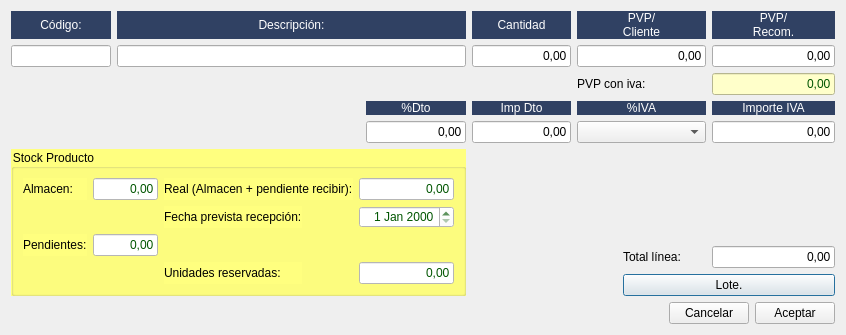
Before: the Qt Designer form Auxiliares/frmeditline.ui in arcnexus/RedFoX, drawn with Qt 5.
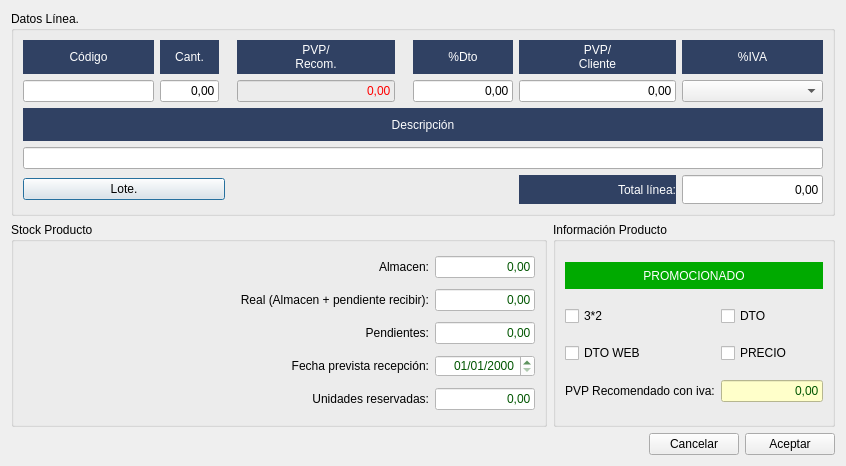
After: the same form once the commit is applied. Icons and pictures are not drawn.

Commit message: edicion lineas

```diff
--- a/Auxiliares/frmeditline.ui
+++ b/Auxiliares/frmeditline.ui
@@ -7,7 +7,7 @@
     <x>0</x>
     <y>0</y>
     <width>846</width>
-    <height>329</height>
+    <height>466</height>
    </rect>
   </property>
   <property name="windowTitle">
@@ -17,12 +17,150 @@
    <iconset resource="../maya.qrc">
     <normaloff>:/Icons/PNG/redfox.png</normaloff>:/Icons/PNG/redfox.png</iconset>
   </property>
+  <layout class="QGridLayout" name="gridLayout_3">
+   <item row="0" column="0" colspan="4">
+    <widget class="QGroupBox" name="groupBox_2">
+     <property name="title">
+      <string>Datos Línea.</string>
+     </property>
   <layout class="QGridLayout" name="gridLayout">
-   <item row="1" column="4">
+      <item row="5" column="9">
+       <widget class="QLineEdit" name="txt_tota_linea">
+        <property name="minimumSize">
+         <size>
+          <width>0</width>
+          <height>29</height>
+         </size>
+        </property>
+        <property name="maximumSize">
+         <size>
+          <width>141</width>
+          <height>16777215</height>
+         </size>
+        </property>
+        <property name="styleSheet">
+         <string notr="true">font: 18pt &quot;Sans Serif&quot;;</string>
+        </property>
+        <property name="text">
+         <string>0,00</string>
+        </property>
+        <property name="alignment">
+         <set>Qt::AlignRight|Qt::AlignTrailing|Qt::AlignVCenter</set>
+        </property>
+       </widget>
+      </item>
+      <item row="0" column="1">
+       <widget class="QLabel" name="label_3">
+        <property name="maximumSize">
+         <size>
+          <width>59</width>
+          <height>16777215</height>
+         </size>
+        </property>
+        <property name="styleSheet">
+         <string notr="true">background-color: #304163;	
+font: 14pt &quot;Sans Serif&quot;;
+color: rgb(255,255,255);</string>
+        </property>
+        <property name="text">
+         <string>Cant.</string>
+        </property>
+        <property name="alignment">
+         <set>Qt::AlignCenter</set>
+        </property>
+       </widget>
+      </item>
+      <item row="4" column="0" colspan="10">
+       <widget class="QLineEdit" name="txtDescripcion"/>
+      </item>
+      <item row="3" column="0" colspan="10">
+       <widget class="QLabel" name="label_2">
+        <property name="styleSheet">
+         <string notr="true">background-color: #304163;	
+font: 14pt &quot;Sans Serif&quot;;
+color: rgb(255,255,255);</string>
+        </property>
+        <property name="text">
+         <string>Descripción</string>
+        </property>
+        <property name="alignment">
+         <set>Qt::AlignCenter</set>
+        </property>
+       </widget>
+      </item>
+      <item row="0" column="4">
+       <widget class="QLabel" name="label_5">
+        <property name="styleSheet">
+         <string notr="true">background-color: #304163;	
+font: 14pt &quot;Sans Serif&quot;;
+color: rgb(255,255,255);</string>
+        </property>
+        <property name="text">
+         <string>PVP/
+Recom.</string>
+        </property>
+        <property name="alignment">
+         <set>Qt::AlignCenter</set>
+        </property>
+       </widget>
+      </item>
+      <item row="1" column="0">
+       <widget class="QLineEdit" name="txtCodigo">
+        <property name="minimumSize">
+         <size>
+          <width>131</width>
+          <height>0</height>
+         </size>
+        </property>
+        <property name="maximumSize">
+         <size>
+          <width>100</width>
+          <height>16777215</height>
+         </size>
+        </property>
+       </widget>
+      </item>
+      <item row="0" column="7">
+       <widget class="QLabel" name="label_6">
+        <property name="maximumSize">
+         <size>
+          <width>100</width>
+          <height>16777215</height>
+         </size>
+        </property>
+        <property name="styleSheet">
+         <string notr="true">background-color: #304163;	
+font: 14pt &quot;Sans Serif&quot;;
+color: rgb(255,255,255);</string>
+        </property>
+        <property name="text">
+         <string>%Dto</string>
+        </property>
+        <property name="alignment">
+         <set>Qt::AlignCenter</set>
+        </property>
+       </widget>
+      </item>
+      <item row="0" column="9">
+       <widget class="QLabel" name="label_8">
+        <property name="styleSheet">
+         <string notr="true">background-color: #304163;	
+font: 14pt &quot;Sans Serif&quot;;
+color: rgb(255,255,255);</string>
+        </property>
+        <property name="text">
+         <string>%IVA</string>
+        </property>
+        <property name="alignment">
+         <set>Qt::AlignCenter</set>
+        </property>
+       </widget>
+      </item>
+      <item row="1" column="1">
     <widget class="QLineEdit" name="txtCantidad">
      <property name="maximumSize">
       <size>
-       <width>128</width>
+          <width>59</width>
        <height>16777215</height>
       </size>
      </property>
@@ -34,7 +172,7 @@
      </property>
     </widget>
    </item>
-   <item row="7" column="6" colspan="4">
+      <item row="5" column="0" colspan="3">
     <widget class="QPushButton" name="btnLote">
      <property name="text">
       <string>Lote.</string>
@@ -51,123 +189,14 @@
      </property>
     </widget>
    </item>
-   <item row="0" column="5" colspan="3">
-    <widget class="QLabel" name="label_4">
-     <property name="styleSheet">
-      <string notr="true">background-color: #304163;	
-font: 14pt &quot;Sans Serif&quot;;
-color: rgb(255,255,255);</string>
-     </property>
-     <property name="text">
-      <string>PVP/
-Cliente</string>
-     </property>
-     <property name="alignment">
-      <set>Qt::AlignCenter</set>
-     </property>
-    </widget>
-   </item>
-   <item row="4" column="4">
-    <widget class="QLineEdit" name="txtImp_dto">
-     <property name="maximumSize">
-      <size>
-       <width>128</width>
-       <height>16777215</height>
-      </size>
-     </property>
-     <property name="text">
-      <string>0,00</string>
-     </property>
-     <property name="alignment">
-      <set>Qt::AlignRight|Qt::AlignTrailing|Qt::AlignVCenter</set>
-     </property>
-    </widget>
-   </item>
-   <item row="8" column="0" colspan="7">
-    <spacer name="horizontalSpacer">
-     <property name="orientation">
-      <enum>Qt::Horizontal</enum>
-     </property>
-     <property name="sizeHint" stdset="0">
-      <size>
-       <width>636</width>
-       <height>20</height>
-      </size>
-     </property>
-    </spacer>
-   </item>
-   <item row="0" column="1" colspan="3">
-    <widget class="QLabel" name="label_2">
+      <item row="1" column="4">
+       <widget class="QLineEdit" name="txtPvp_recomendado">
+        <property name="enabled">
+         <bool>false</bool>
+        </property>
      <property name="styleSheet">
-      <string notr="true">background-color: #304163;	
-font: 14pt &quot;Sans Serif&quot;;
-color: rgb(255,255,255);</string>
-     </property>
-     <property name="text">
-      <string>Descripción:</string>
-     </property>
-     <property name="alignment">
-      <set>Qt::AlignCenter</set>
-     </property>
-    </widget>
-   </item>
-   <item row="8" column="7" colspan="2">
-    <widget class="QPushButton" name="btnCancelar">
-     <property name="text">
-      <string>Cancelar</string>
-     </property>
-     <property name="icon">
-      <iconset resource="../maya.qrc">
-       <normaloff>:/Icons/PNG/close.png</normaloff>:/Icons/PNG/close.png</iconset>
-     </property>
-    </widget>
-   </item>
-   <item row="8" column="9">
-    <widget class="QPushButton" name="btnAceptar">
-     <property name="text">
-      <string>Aceptar</string>
-     </property>
-     <property name="icon">
-      <iconset resource="../maya.qrc">
-       <normaloff>:/Icons/PNG/OK.png</normaloff>:/Icons/PNG/OK.png</iconset>
-     </property>
-    </widget>
-   </item>
-   <item row="3" column="4">
-    <widget class="QLabel" name="label_7">
-     <property name="maximumSize">
-      <size>
-       <width>128</width>
-       <height>16777215</height>
-      </size>
-     </property>
-     <property name="styleSheet">
-      <string notr="true">background-color: #304163;	
-font: 14pt &quot;Sans Serif&quot;;
-color: rgb(255,255,255);</string>
-     </property>
-     <property name="text">
-      <string>Imp Dto</string>
-     </property>
-     <property name="alignment">
-      <set>Qt::AlignCenter</set>
-     </property>
-    </widget>
-   </item>
-   <item row="4" column="8" colspan="2">
-    <widget class="QLineEdit" name="txtImporte_iva">
-     <property name="text">
-      <string>0,00</string>
-     </property>
-     <property name="alignment">
-      <set>Qt::AlignRight|Qt::AlignTrailing|Qt::AlignVCenter</set>
-     </property>
-    </widget>
-   </item>
-   <item row="6" column="8" colspan="2">
-    <widget class="QLineEdit" name="txt_tota_linea">
-     <property name="styleSheet">
-      <string notr="true">font: 18pt &quot;Sans Serif&quot;;</string>
+         <string notr="true">background-color: rgb(236, 236, 236);
+color: rgb(255, 0, 0);</string>
      </property>
      <property name="text">
       <string>0,00</string>
@@ -179,42 +208,12 @@
    </item>
    <item row="0" column="0">
     <widget class="QLabel" name="label">
-     <property name="maximumSize">
+        <property name="minimumSize">
       <size>
-       <width>100</width>
-       <height>16777215</height>
-      </size>
-     </property>
-     <property name="styleSheet">
-      <string notr="true">background-color: #304163;	
-font: 14pt &quot;Sans Serif&quot;;
-color: rgb(255,255,255);</string>
-     </property>
-     <property name="text">
-      <string>Código:</string>
-     </property>
-     <property name="alignment">
-      <set>Qt::AlignCenter</set>
-     </property>
-    </widget>
-   </item>
-   <item row="3" column="8" colspan="2">
-    <widget class="QLabel" name="label_9">
-     <property name="styleSheet">
-      <string notr="true">background-color: #304163;	
-font: 14pt &quot;Sans Serif&quot;;
-color: rgb(255,255,255);</string>
-     </property>
-     <property name="text">
-      <string>Importe IVA</string>
-     </property>
-     <property name="alignment">
-      <set>Qt::AlignCenter</set>
-     </property>
-    </widget>
-   </item>
-   <item row="3" column="3">
-    <widget class="QLabel" name="label_6">
+          <width>131</width>
+          <height>0</height>
+         </size>
+        </property>
      <property name="maximumSize">
       <size>
        <width>100</width>
@@ -227,151 +226,100 @@
 color: rgb(255,255,255);</string>
      </property>
      <property name="text">
-      <string>%Dto</string>
+         <string>Código</string>
      </property>
      <property name="alignment">
       <set>Qt::AlignCenter</set>
      </property>
     </widget>
    </item>
-   <item row="3" column="5" colspan="3">
-    <widget class="QLabel" name="label_8">
-     <property name="styleSheet">
-      <string notr="true">background-color: #304163;	
-font: 14pt &quot;Sans Serif&quot;;
-color: rgb(255,255,255);</string>
-     </property>
-     <property name="text">
-      <string>%IVA</string>
-     </property>
-     <property name="alignment">
-      <set>Qt::AlignCenter</set>
-     </property>
-    </widget>
-   </item>
-   <item row="0" column="8" colspan="2">
-    <widget class="QLabel" name="label_5">
-     <property name="styleSheet">
-      <string notr="true">background-color: #304163;	
-font: 14pt &quot;Sans Serif&quot;;
-color: rgb(255,255,255);</string>
-     </property>
-     <property name="text">
-      <string>PVP/
-Recom.</string>
-     </property>
-     <property name="alignment">
-      <set>Qt::AlignCenter</set>
-     </property>
-    </widget>
-   </item>
-   <item row="1" column="0">
-    <widget class="QLineEdit" name="txtCodigo">
-     <property name="maximumSize">
-      <size>
-       <width>100</width>
-       <height>16777215</height>
-      </size>
-     </property>
-    </widget>
-   </item>
-   <item row="4" column="3">
-    <widget class="QLineEdit" name="txtPorc_dto">
-     <property name="maximumSize">
-      <size>
-       <width>100</width>
-       <height>16777215</height>
-      </size>
-     </property>
-     <property name="text">
-      <string>0,00</string>
-     </property>
-     <property name="alignment">
-      <set>Qt::AlignRight|Qt::AlignTrailing|Qt::AlignVCenter</set>
-     </property>
-    </widget>
-   </item>
-   <item row="4" column="5" colspan="3">
+      <item row="1" column="9">
     <widget class="QComboBox" name="cboIva"/>
    </item>
-   <item row="5" column="4">
-    <spacer name="verticalSpacer">
-     <property name="orientation">
-      <enum>Qt::Vertical</enum>
-     </property>
-     <property name="sizeHint" stdset="0">
+      <item row="1" column="7">
+       <widget class="QLineEdit" name="txtPorc_dto">
+        <property name="maximumSize">
       <size>
-       <width>20</width>
-       <height>40</height>
-      </size>
-     </property>
-    </spacer>
-   </item>
-   <item row="1" column="1" colspan="3">
-    <widget class="QLineEdit" name="txtDescripcion"/>
-   </item>
-   <item row="5" column="0" rowspan="3" colspan="4">
+          <width>100</width>
+          <height>16777215</height>
+         </size>
+        </property>
+        <property name="text">
+         <string>0,00</string>
+        </property>
+        <property name="alignment">
+         <set>Qt::AlignRight|Qt::AlignTrailing|Qt::AlignVCenter</set>
+        </property>
+       </widget>
+      </item>
+      <item row="0" column="8">
+       <widget class="QLabel" name="label_4">
+        <property name="styleSheet">
+         <string notr="true">background-color: #304163;	
+font: 14pt &quot;Sans Serif&quot;;
+color: rgb(255,255,255);</string>
+        </property>
+        <property name="text">
+         <string>PVP/
+Cliente</string>
+        </property>
+        <property name="alignment">
+         <set>Qt::AlignCenter</set>
+        </property>
+       </widget>
+      </item>
+      <item row="1" column="8">
+       <widget class="QLineEdit" name="txtPVP">
+        <property name="text">
+         <string>0,00</string>
+        </property>
+        <property name="alignment">
+         <set>Qt::AlignRight|Qt::AlignTrailing|Qt::AlignVCenter</set>
+        </property>
+       </widget>
+      </item>
+      <item row="5" column="8">
+       <widget class="QLabel" name="label_10">
+        <property name="styleSheet">
+         <string notr="true">background-color: #304163;	
+font: 14pt &quot;Sans Serif&quot;;
+color: rgb(255,255,255);</string>
+        </property>
+        <property name="text">
+         <string>Total línea:</string>
+        </property>
+        <property name="alignment">
+         <set>Qt::AlignRight|Qt::AlignTrailing|Qt::AlignVCenter</set>
+        </property>
+       </widget>
+      </item>
+     </layout>
+    </widget>
+   </item>
+   <item row="1" column="0">
     <widget class="QGroupBox" name="groupBox">
-     <property name="styleSheet">
-      <string notr="true">background-color: rgb(255, 255, 127);</string>
-     </property>
      <property name="title">
       <string>Stock Producto</string>
      </property>
      <layout class="QGridLayout" name="gridLayout_2">
-      <item row="0" column="0">
-       <widget class="QLabel" name="label_11">
-        <property name="text">
-         <string>Almacen:</string>
-        </property>
-       </widget>
-      </item>
-      <item row="0" column="1">
-       <widget class="QLineEdit" name="lineEdit_10">
-        <property name="enabled">
-         <bool>false</bool>
-        </property>
-        <property name="styleSheet">
-         <string notr="true">background-color: rgb(255, 255, 255);
-color: rgb(0, 85, 0);</string>
-        </property>
-        <property name="text">
-         <string>0,00</string>
-        </property>
-        <property name="alignment">
-         <set>Qt::AlignRight|Qt::AlignTrailing|Qt::AlignVCenter</set>
-        </property>
-       </widget>
-      </item>
-      <item row="0" column="2" colspan="2">
-       <widget class="QLabel" name="label_12">
-        <property name="text">
-         <string>Real (Almacen + pendiente recibir):</string>
-        </property>
-       </widget>
-      </item>
-      <item row="0" column="4">
-       <widget class="QLineEdit" name="lineEdit_11">
-        <property name="enabled">
-         <bool>false</bool>
-        </property>
-        <property name="styleSheet">
-         <string notr="true">background-color: rgb(255, 255, 255);
-color: rgb(0, 85, 0);</string>
-        </property>
-        <property name="text">
-         <string>0,00</string>
-        </property>
-        <property name="alignment">
-         <set>Qt::AlignRight|Qt::AlignTrailing|Qt::AlignVCenter</set>
-        </property>
-       </widget>
-      </item>
       <item row="2" column="0">
        <widget class="QLabel" name="label_13">
         <property name="text">
          <string>Pendientes:</string>
         </property>
+        <property name="alignment">
+         <set>Qt::AlignRight|Qt::AlignTrailing|Qt::AlignVCenter</set>
+        </property>
+       </widget>
+      </item>
+      <item row="1" column="0">
+       <widget class="QLabel" name="label_12">
+        <property name="text">
+         <string>Real (Almacen + pendiente recibir):</string>
+        </property>
+        <property name="alignment">
+         <set>Qt::AlignRight|Qt::AlignTrailing|Qt::AlignVCenter</set>
+        </property>
        </widget>
       </item>
       <item row="2" column="1">
@@ -379,6 +327,18 @@
         <property name="enabled">
          <bool>false</bool>
         </property>
+        <property name="minimumSize">
+         <size>
+          <width>56</width>
+          <height>0</height>
+         </size>
+        </property>
+        <property name="maximumSize">
+         <size>
+          <width>100</width>
+          <height>16777215</height>
+         </size>
+        </property>
         <property name="styleSheet">
          <string notr="true">background-color: rgb(255, 255, 255);
 color: rgb(0, 85, 0);</string>
@@ -391,35 +351,40 @@
         </property>
        </widget>
       </item>
-      <item row="3" column="2">
-       <widget class="QLabel" name="label_15">
-        <property name="text">
-         <string>Unidades reservadas:</string>
-        </property>
-       </widget>
-      </item>
-      <item row="3" column="4">
-       <widget class="QLineEdit" name="lineEdit_13">
+      <item row="3" column="1">
+       <widget class="QDateEdit" name="dateFecha_recepcion">
         <property name="enabled">
          <bool>false</bool>
         </property>
+        <property name="maximumSize">
+         <size>
+          <width>100</width>
+          <height>16777215</height>
+         </size>
+        </property>
         <property name="styleSheet">
          <string notr="true">background-color: rgb(255, 255, 255);
 color: rgb(0, 85, 0);</string>
         </property>
-        <property name="text">
-         <string>0,00</string>
-        </property>
         <property name="alignment">
          <set>Qt::AlignRight|Qt::AlignTrailing|Qt::AlignVCenter</set>
         </property>
+        <property name="displayFormat">
+         <string>dd/MM/yyyy</string>
+        </property>
        </widget>
       </item>
-      <item row="1" column="4">
-       <widget class="QDateEdit" name="dateEdit">
+      <item row="0" column="1">
+       <widget class="QLineEdit" name="txtStockAlmacen">
         <property name="enabled">
          <bool>false</bool>
         </property>
+        <property name="minimumSize">
+         <size>
+          <width>56</width>
+          <height>0</height>
+         </size>
+        </property>
         <property name="maximumSize">
          <size>
           <width>100</width>
@@ -430,70 +395,116 @@
          <string notr="true">background-color: rgb(255, 255, 255);
 color: rgb(0, 85, 0);</string>
         </property>
+        <property name="text">
+         <string>0,00</string>
+        </property>
         <property name="alignment">
          <set>Qt::AlignRight|Qt::AlignTrailing|Qt::AlignVCenter</set>
         </property>
        </widget>
       </item>
-      <item row="1" column="2">
+      <item row="3" column="0">
        <widget class="QLabel" name="label_14">
         <property name="text">
          <string>Fecha prevista recepción:</string>
         </property>
+        <property name="alignment">
+         <set>Qt::AlignRight|Qt::AlignTrailing|Qt::AlignVCenter</set>
+        </property>
+       </widget>
+      </item>
+      <item row="1" column="1">
+       <widget class="QLineEdit" name="txtStock_real">
+        <property name="enabled">
+         <bool>false</bool>
+        </property>
+        <property name="minimumSize">
+         <size>
+          <width>56</width>
+          <height>0</height>
+         </size>
+        </property>
+        <property name="maximumSize">
+         <size>
+          <width>100</width>
+          <height>16777215</height>
+         </size>
+        </property>
+        <property name="styleSheet">
+         <string notr="true">background-color: rgb(255, 255, 255);
+color: rgb(0, 85, 0);</string>
+        </property>
+        <property name="text">
+         <string>0,00</string>
+        </property>
+        <property name="alignment">
+         <set>Qt::AlignRight|Qt::AlignTrailing|Qt::AlignVCenter</set>
+        </property>
+       </widget>
+      </item>
+      <item row="0" column="0">
+       <widget class="QLabel" name="label_11">
+        <property name="text">
+         <string>Almacen:</string>
+        </property>
+        <property name="alignment">
+         <set>Qt::AlignRight|Qt::AlignTrailing|Qt::AlignVCenter</set>
+        </property>
+       </widget>
+      </item>
+      <item row="4" column="0">
+       <widget class="QLabel" name="label_15">
+        <property name="text">
+         <string>Unidades reservadas:</string>
+        </property>
+        <property name="alignment">
+         <set>Qt::AlignRight|Qt::AlignTrailing|Qt::AlignVCenter</set>
+        </property>
+       </widget>
+      </item>
+      <item row="4" column="1">
+       <widget class="QLineEdit" name="txtUnidades_reservadas">
+        <property name="enabled">
+         <bool>false</bool>
+        </property>
+        <property name="maximumSize">
+         <size>
+          <width>100</width>
+          <height>16777215</height>
+         </size>
+        </property>
+        <property name="styleSheet">
+         <string notr="true">background-color: rgb(255, 255, 255);
+color: rgb(0, 85, 0);</string>
+        </property>
+        <property name="text">
+         <string>0,00</string>
+        </property>
+        <property name="alignment">
+         <set>Qt::AlignRight|Qt::AlignTrailing|Qt::AlignVCenter</set>
+        </property>
        </widget>
       </item>
      </layout>
     </widget>
    </item>
-   <item row="0" column="4">
-    <widget class="QLabel" name="label_3">
-     <property name="maximumSize">
-      <size>
-       <width>128</width>
-       <height>16777215</height>
-      </size>
+   <item row="1" column="1" colspan="3">
+    <widget class="QGroupBox" name="groupBox_3">
+     <property name="title">
+      <string>Información Producto</string>
      </property>
-     <property name="styleSheet">
-      <string notr="true">background-color: #304163;	
-font: 14pt &quot;Sans Serif&quot;;
-color: rgb(255,255,255);</string>
+     <layout class="QGridLayout" name="gridLayout_4">
+      <item row="1" column="0">
+       <widget class="QCheckBox" name="chk3_2">
+        <property name="enabled">
+         <bool>true</bool>
      </property>
      <property name="text">
-      <string>Cantidad</string>
-     </property>
-     <property name="alignment">
-      <set>Qt::AlignCenter</set>
-     </property>
-    </widget>
-   </item>
-   <item row="1" column="8" colspan="2">
-    <widget class="QLineEdit" name="txtPvp_recomendado">
-     <property name="text">
-      <string>0,00</string>
-     </property>
-     <property name="alignment">
-      <set>Qt::AlignRight|Qt::AlignTrailing|Qt::AlignVCenter</set>
-     </property>
-    </widget>
-   </item>
-   <item row="6" column="6" colspan="2">
-    <widget class="QLabel" name="label_10">
-     <property name="text">
-      <string>Total línea:</string>
-     </property>
-    </widget>
-   </item>
-   <item row="1" column="5" colspan="3">
-    <widget class="QLineEdit" name="txtPVP">
-     <property name="text">
-      <string>0,00</string>
-     </property>
-     <property name="alignment">
-      <set>Qt::AlignRight|Qt::AlignTrailing|Qt::AlignVCenter</set>
-     </property>
-    </widget>
-   </item>
-   <item row="2" column="8" colspan="2">
+         <string>3*2</string>
+        </property>
+       </widget>
+      </item>
+      <item row="3" column="1">
     <widget class="QLineEdit" name="txtPvp_conIva">
      <property name="enabled">
       <bool>false</bool>
@@ -510,15 +521,127 @@
      </property>
     </widget>
    </item>
-   <item row="2" column="5" colspan="3">
+      <item row="0" column="0" colspan="2">
+       <widget class="QLabel" name="lblpromocionado">
+        <property name="enabled">
+         <bool>true</bool>
+        </property>
+        <property name="maximumSize">
+         <size>
+          <width>16777215</width>
+          <height>27</height>
+         </size>
+        </property>
+        <property name="styleSheet">
+         <string notr="true">background-color: rgb(0, 170, 0);
+color: rgb(255, 255, 255);</string>
+        </property>
+        <property name="text">
+         <string>PROMOCIONADO</string>
+        </property>
+        <property name="alignment">
+         <set>Qt::AlignCenter</set>
+        </property>
+       </widget>
+      </item>
+      <item row="1" column="1">
+       <widget class="QCheckBox" name="chkdto">
+        <property name="enabled">
+         <bool>true</bool>
+        </property>
+        <property name="text">
+         <string>DTO</string>
+        </property>
+       </widget>
+      </item>
+      <item row="3" column="0">
     <widget class="QLabel" name="label_16">
      <property name="text">
-      <string>PVP con iva:</string>
+         <string>PVP Recomendado con iva:</string>
      </property>
     </widget>
    </item>
-  </layout>
- </widget>
+      <item row="2" column="0">
+       <widget class="QCheckBox" name="chk_dtoweb">
+        <property name="enabled">
+         <bool>true</bool>
+        </property>
+        <property name="text">
+         <string>DTO WEB</string>
+        </property>
+       </widget>
+      </item>
+      <item row="2" column="1">
+       <widget class="QCheckBox" name="chkprecio">
+        <property name="enabled">
+         <bool>true</bool>
+        </property>
+        <property name="text">
+         <string>PRECIO</string>
+        </property>
+       </widget>
+      </item>
+     </layout>
+    </widget>
+   </item>
+   <item row="2" column="0" colspan="2">
+    <spacer name="horizontalSpacer">
+     <property name="orientation">
+      <enum>Qt::Horizontal</enum>
+     </property>
+     <property name="sizeHint" stdset="0">
+      <size>
+       <width>636</width>
+       <height>20</height>
+      </size>
+     </property>
+    </spacer>
+   </item>
+   <item row="2" column="2">
+    <widget class="QPushButton" name="btnCancelar">
+     <property name="text">
+      <string>Cancelar</string>
+     </property>
+     <property name="icon">
+      <iconset resource="../maya.qrc">
+       <normaloff>:/Icons/PNG/close.png</normaloff>:/Icons/PNG/close.png</iconset>
+     </property>
+    </widget>
+   </item>
+   <item row="2" column="3">
+    <widget class="QPushButton" name="btnAceptar">
+     <property name="text">
+      <string>Aceptar</string>
+     </property>
+     <property name="icon">
+      <iconset resource="../maya.qrc">
+       <normaloff>:/Icons/PNG/OK.png</normaloff>:/Icons/PNG/OK.png</iconset>
+     </property>
+    </widget>
+   </item>
+  </layout>
+ </widget>
+ <tabstops>
+  <tabstop>txtCodigo</tabstop>
+  <tabstop>txtCantidad</tabstop>
+  <tabstop>txtPvp_recomendado</tabstop>
+  <tabstop>txtPorc_dto</tabstop>
+  <tabstop>txtPVP</tabstop>
+  <tabstop>cboIva</tabstop>
+  <tabstop>btnAceptar</tabstop>
+  <tabstop>btnCancelar</tabstop>
+  <tabstop>txtStockAlmacen</tabstop>
+  <tabstop>txt_tota_linea</tabstop>
+  <tabstop>txtDescripcion</tabstop>
+  <tabstop>btnLote</tabstop>
+  <tabstop>txtPendientes_recibir</tabstop>
+  <tabstop>txtStock_real</tabstop>
+  <tabstop>txtPvp_conIva</tabstop>
+  <tabstop>chk3_2</tabstop>
+  <tabstop>chkdto</tabstop>
+  <tabstop>chk_dtoweb</tabstop>
+  <tabstop>chkprecio</tabstop>
+ </tabstops>
  <resources>
   <include location="../maya.qrc"/>
  </resources>
```
Left out of the diff: 2 changed lines with no effect on the pictures. Lines whose indentation alone changed are shown as unchanged. The commit also changes 6 other files.
